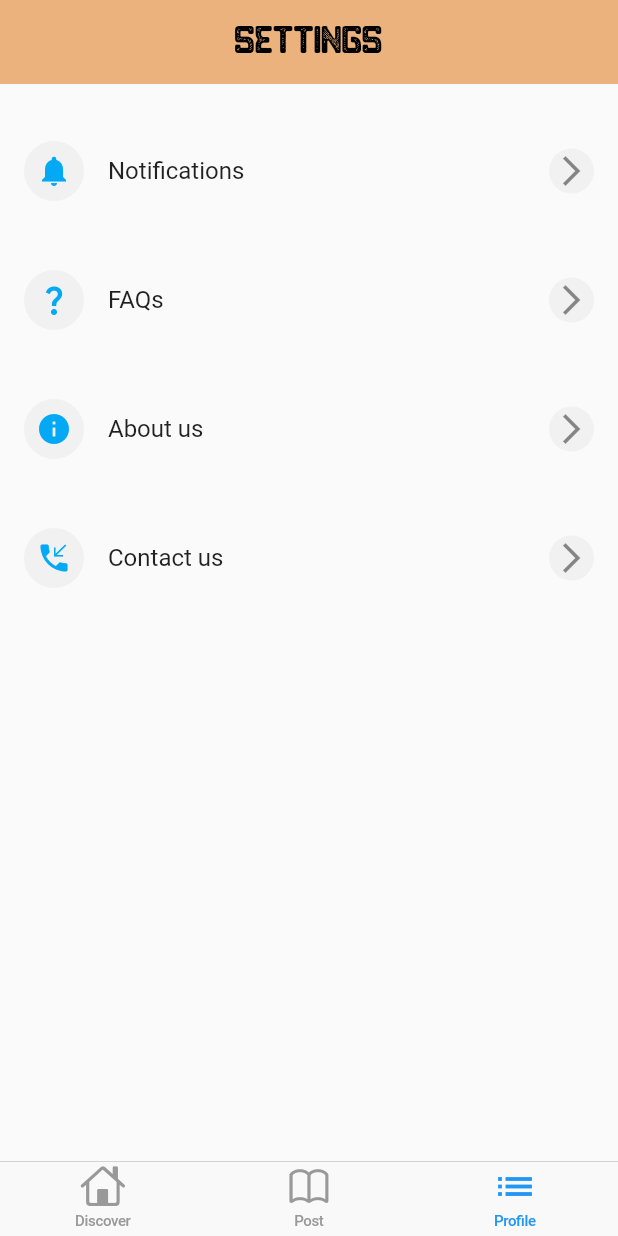
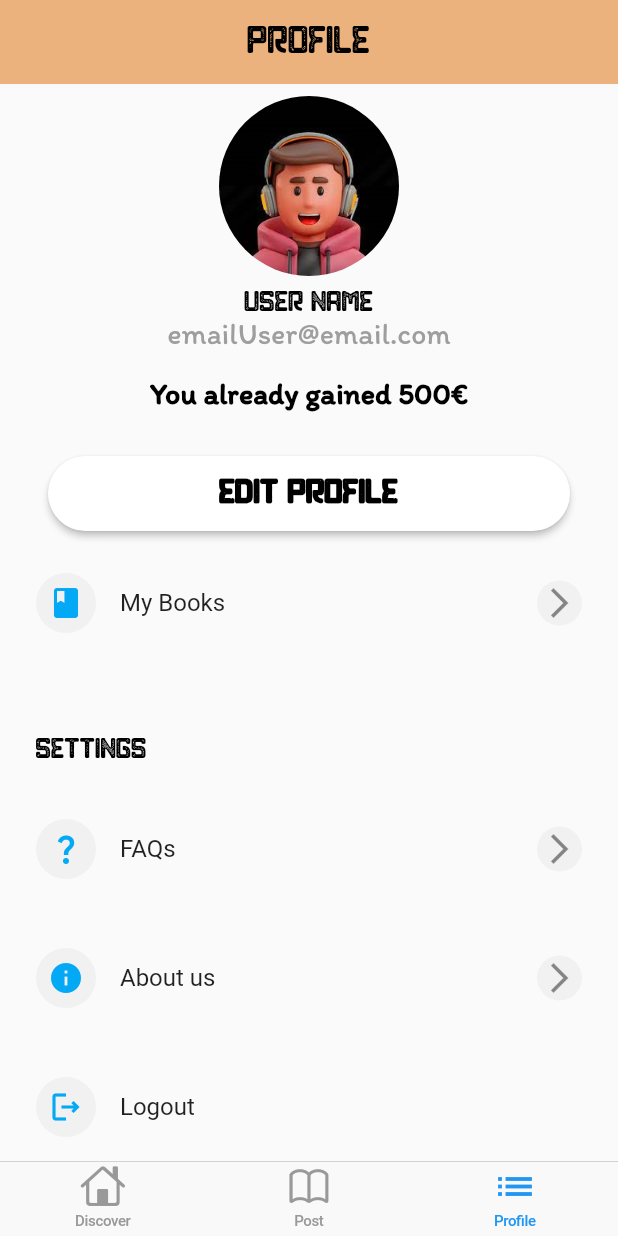
Before and after one commit to ruisilvavpa/PBH_Project, a Flutter app: the HomeScreen screen opened directly, item 3 of the bottom bar chosen, on a phone screen of 412 x 824 dp. Run offline on Flutter 3.47's test engine with Material 2 defaults, Android fonts, the phone set to English and light mode, and no system bars; our stand-ins replace get, shared_preferences, smooth_page_indicator; accounts and stored records are empty; network calls fail.

Commit message:
Brand new Flutter project

```diff
--- a/lib/resources/strings.dart
+++ b/lib/resources/strings.dart
@@ -27,6 +27,9 @@ class Strings {
   static const String kSignupWritter = "Writter";
   static const String kSignupUser = "User";
 
+  //PROFILE
+  static const String kProfileTitle = "Profile";
+
   //INPUT FIELDS
   static const String kFieldEmail = "Email";
   static const String kFieldEmailError = "Please insert a valid email.";
@@ -34,4 +37,7 @@ class Strings {
   static const String kFieldPasswordError =
       "The password needs to have at least 8 characteres.";
   static const String kFieldName = "Name";
+  static const String kProfileHeading = 'User Name';
+  static const String kSubProfileHeading = 'emailUser@email.com';
+  static const String kSettingsHeading = 'Settings';
 }
--- /dev/null
+++ b/lib/reusable_widgets/settings.dart
@@ -0,0 +1,51 @@
+import 'package:flutter/material.dart';
+import 'package:get/get.dart';
+import 'package:pbh_project/reusable_widgets/settings_menu_widget.dart';
+import 'package:pbh_project/screens/settings_page/faqs_page.dart';
+import '../resources/strings.dart';
+import '../screens/settings_page/about_us_page.dart';
+import '../utils/app_styles.dart';
+
+class Settings extends StatelessWidget {
+  const Settings({super.key});
+
+  @override
+  Widget build(BuildContext context) {
+    return Container(
+      child: Column(
+        crossAxisAlignment: CrossAxisAlignment.start,
+        children: [
+          const Padding(
+            padding: EdgeInsets.fromLTRB(16, 30, 16, 0),
+            child: Text(Strings.kSettingsHeading, style: kTitle1),
+          ),
+          const SizedBox(
+            height: 30,
+          ),
+          SettingsMenuWidget(
+            title: 'FAQ\s',
+            icon: Icons.question_mark,
+            onPress: () => Get.to(() => FAQPage()),
+          ),
+          const SizedBox(
+            height: 30,
+          ),
+          SettingsMenuWidget(
+            title: 'About us',
+            icon: Icons.info,
+            onPress: () => Get.to(() => const AboutUsPage()),
+          ),
+          const SizedBox(
+            height: 30,
+          ),
+          SettingsMenuWidget(
+            title: 'Logout',
+            icon: Icons.logout_outlined,
+            hideArrow: true,
+            onPress: () {},
+          ),
+        ],
+      ),
+    );
+  }
+}
--- /dev/null
+++ b/lib/reusable_widgets/settings_menu_widget.dart
@@ -0,0 +1,51 @@
+
+import 'package:flutter/material.dart';
+
+class SettingsMenuWidget extends StatelessWidget {
+  SettingsMenuWidget({
+    Key? key,
+    required this.title,
+    required this.icon,
+    required this.onPress,
+    this.hideArrow,
+  }) : super(key: key);
+
+  final String title;
+  final IconData icon;
+  final VoidCallback onPress;
+  bool? hideArrow;
+
+  @override
+  Widget build(BuildContext context) {
+    return InkWell(
+      onTap: onPress, // Atribui a função ao onTap do InkWell
+      child: ListTile(
+        leading: Container(
+          width: 40,
+          height: 40,
+          decoration: BoxDecoration(
+            borderRadius: BorderRadius.circular(100),
+            color: Colors.grey.withOpacity(0.1),
+          ),
+          child: Icon(
+            icon,
+            color: Colors.lightBlue,
+          ),
+        ),
+        title: Text(title),
+        trailing: Container(
+          width: 30,
+          height: 30,
+          decoration: BoxDecoration(
+            borderRadius: BorderRadius.circular(100),
+            color: (hideArrow ?? false)
+                ? Colors.transparent
+                : Colors.grey.withOpacity(0.1),
+          ),
+          child:
+              (hideArrow ?? false) ? null : const Icon(Icons.arrow_forward_ios),
+        ),
+      ),
+    );
+  }
+}
--- /dev/null
+++ b/lib/reusable_widgets/user_profile_banner.dart
@@ -0,0 +1,52 @@
+import 'package:flutter/material.dart';
+import 'package:pbh_project/resources/strings.dart';
+import 'package:pbh_project/reusable_widgets/submit_button.dart';
+
+import '../utils/app_styles.dart';
+
+class UserProfileBanner extends StatefulWidget {
+  const UserProfileBanner({
+    super.key,
+  });
+
+  @override
+  State<UserProfileBanner> createState() => _UserProfileBannerState();
+}
+
+class _UserProfileBannerState extends State<UserProfileBanner> {
+  @override
+  Widget build(BuildContext context) {
+    return Column(
+      children: [
+        SizedBox(
+          width: 120,
+          height: 120,
+          child: ClipRRect(
+            borderRadius: BorderRadius.circular(100),
+            child: const Image(
+              image: AssetImage(
+                'assets/images/image_profile.jpg',
+              ),
+            ),
+          ),
+        ),
+        const SizedBox(
+          height: 10,
+        ),
+        const Text(Strings.kProfileHeading, style: kTitle1),
+        Text(Strings.kSubProfileHeading, style: kDescription),
+        const SizedBox(
+          height: 16,
+        ),
+        const Text('You already contributed with 250€', style: kTextAction),
+        const SizedBox(
+          height: 20,
+        ),
+        Padding(
+          padding: const EdgeInsets.fromLTRB(24, 0, 24, 0),
+          child: SubmitButton(onPressed: () {}, title: 'Edit Profile'),
+        ),
+      ],
+    );
+  }
+}
--- /dev/null
+++ b/lib/reusable_widgets/writter_profile_banner.dart
@@ -0,0 +1,60 @@
+import 'package:flutter/material.dart';
+import 'package:get/get.dart';
+import 'package:pbh_project/resources/strings.dart';
+import 'package:pbh_project/reusable_widgets/settings_menu_widget.dart';
+import 'package:pbh_project/reusable_widgets/submit_button.dart';
+
+import '../screens/settings_page/faqs_page.dart';
+import '../utils/app_styles.dart';
+
+class WritterProfileBanner extends StatefulWidget {
+  const WritterProfileBanner({
+    super.key,
+  });
+
+  @override
+  State<WritterProfileBanner> createState() => _WritterProfileBannerState();
+}
+
+class _WritterProfileBannerState extends State<WritterProfileBanner> {
+  @override
+  Widget build(BuildContext context) {
+    return Column(
+      children: [
+        SizedBox(
+          width: 120,
+          height: 120,
+          child: ClipRRect(
+            borderRadius: BorderRadius.circular(100),
+            child: const Image(
+              image: AssetImage(
+                'assets/images/image_profile.jpg',
+              ),
+            ),
+          ),
+        ),
+        const SizedBox(
+          height: 10,
+        ),
+        const Text(Strings.kProfileHeading, style: kTitle1),
+        Text(Strings.kSubProfileHeading, style: kDescription),
+        const SizedBox(
+          height: 16,
+        ),
+        const Text('You already gained 500€', style: kTextAction),
+        const SizedBox(
+          height: 20,
+        ),
+        Padding(
+          padding: const EdgeInsets.fromLTRB(24, 0, 24, 0),
+          child: SubmitButton(onPressed: () {}, title: 'Edit Profile'),
+        ),
+        SettingsMenuWidget(
+          title: 'My Books',
+          icon: Icons.book,
+          onPress: () => Get.to(() => FAQPage()),
+        ),
+      ],
+    );
+  }
+}
--- a/lib/screens/discovery_screen.dart
+++ b/lib/screens/discovery_screen.dart
@@ -62,7 +62,7 @@ class _DiscoveryScreenState extends State<DiscoveryScreen> {
           authorName: 'J.K.Rowling',
           bookCount: 10,
           profilePhotoUrl:
-              'https://www.forbes.com/profile/jk-rowling/?sh=2d92d9753aeb',
+              'https://cdn.shopify.com/s/files/1/0450/0717/5837/articles/JKR-Children_s-Credit-Debra-Hurford-Brown_net_8b2895a1-a05b-4667-be47-96e940b22438.png?v=1666809722',
         );
       },
     );
--- a/lib/screens/home_screen.dart
+++ b/lib/screens/home_screen.dart
@@ -1,8 +1,8 @@
 import 'package:flutter/cupertino.dart';
 import 'package:flutter/material.dart';
 import 'package:pbh_project/screens/login/login_page.dart';
-import 'package:pbh_project/screens/settings_page/setting_page.dart';
 import 'package:pbh_project/screens/writter_buttons_screens/add_post_screen.dart';
+import 'package:pbh_project/screens/profile_screen.dart';
 
 import 'discovery_screen.dart';
 
@@ -32,7 +32,7 @@ class HomeScreen extends StatelessWidget {
             return const AddPostPage();
 
           case 2:
-            return const SettingsPage();
+            return const WritterProfileFromUserView();
         }
 
         return const LoginPage();
--- /dev/null
+++ b/lib/screens/profile_screen.dart
@@ -0,0 +1,48 @@
+import 'package:flutter/material.dart';
+import 'package:pbh_project/reusable_widgets/app_bar.dart';
+import 'package:pbh_project/reusable_widgets/settings.dart';
+import 'package:pbh_project/reusable_widgets/user_profile_banner.dart';
+import 'package:pbh_project/reusable_widgets/writter_profile_banner.dart';
+import 'package:pbh_project/utils/theme_helper.dart';
+
+import '../resources/strings.dart';
+
+class WritterProfileFromUserView extends StatefulWidget {
+  const WritterProfileFromUserView({super.key});
+
+  @override
+  State<WritterProfileFromUserView> createState() =>
+      _WritterProfileFromUserViewState();
+}
+
+class _WritterProfileFromUserViewState
+    extends State<WritterProfileFromUserView> {
+  Color? themeColor;
+  @override
+  void initState() {
+    ThemeHelper().fetchTintColorForCurrentUser().then((value) => setState(
+          () => themeColor = value,
+        ));
+    super.initState();
+  }
+
+  @override
+  Widget build(BuildContext context) {
+    return Scaffold(
+      appBar: const CustomAppBarWBB(title: Strings.kProfileTitle),
+      resizeToAvoidBottomInset: false,
+      body: SingleChildScrollView(
+        child: Container(
+          padding: const EdgeInsets.all(8.0),
+          child: Column(children: const [
+            WritterProfileBanner(),
+            SizedBox(
+              height: 32,
+            ),
+            Settings(),
+          ]),
+        ),
+      ),
+    );
+  }
+}
--- /dev/null
+++ b/lib/screens/writter_buttons_screens/edit_profile.dart
@@ -0,0 +1,11 @@
+import 'package:flutter/src/widgets/framework.dart';
+import 'package:flutter/src/widgets/placeholder.dart';
+
+class EditProfile extends StatelessWidget {
+  const EditProfile({super.key});
+
+  @override
+  Widget build(BuildContext context) {
+    return const Placeholder();
+  }
+}
--- a/lib/utils/app_styles.dart
+++ b/lib/utils/app_styles.dart
@@ -1,9 +1,9 @@
 import 'package:flutter/material.dart';
 import 'package:pbh_project/utils/size_configs.dart';
 
-//defaultLogoColor = Color.fromRGBO(191, 229, 192, 1),
-//userLogoColor = Color.fromRGBO(138, 210, 224, 1),
-//writterLogoColor = Color.fromRGBO(235, 178, 125, 1),
+const Color defaultLogoColor = Color.fromRGBO(191, 229, 192, 1);
+const Color userLogoColor = Color.fromRGBO(138, 210, 224, 1);
+const Color writterLogoColor = Color.fromRGBO(235, 178, 125, 1);
 
 Color kBackgroundColor = Colors.white;
 const Color kOfflineBackgroundColor = Color.fromRGBO(191, 229, 192, 1);
--- /dev/null
+++ b/lib/utils/theme_helper.dart
@@ -0,0 +1,21 @@
+import 'package:flutter/material.dart';
+import 'package:pbh_project/utils/app_styles.dart';
+import 'package:shared_preferences/shared_preferences.dart';
+
+class ThemeHelper {
+  Future<Color> fetchTintColorForCurrentUser() async {
+    final sharedPreferences = await SharedPreferences.getInstance();
+    int userType = sharedPreferences.getInt('userType') ?? 0;
+
+    switch (userType) {
+      case 0:
+        return userLogoColor;
+      case 1:
+        return defaultLogoColor;
+      case 2:
+        return writterLogoColor;
+    }
+
+    return Colors.blue;
+  }
+}
--- a/pubspec.yaml
+++ b/pubspec.yaml
@@ -42,6 +42,7 @@ dependencies:
   http: ^0.13.6
   get: ^4.6.5
   image_picker: ^0.8.7+5
+  flutter_xlider: ^3.5.0
 
 dev_dependencies:
   flutter_test:
@@ -76,6 +77,7 @@ flutter:
     - assets/images/profile_icon.png
     - assets/images/add_image_icon.png
     - assets/images/circle_icon.png
+    - assets/images/image_profile.jpg
     - resources/onboarding.json
 
   # An image asset can refer to one or more resolution-specific "variants", see
```
Also changed, not shown: assets/images/image_profile.jpg (added), pubspec.lock.
